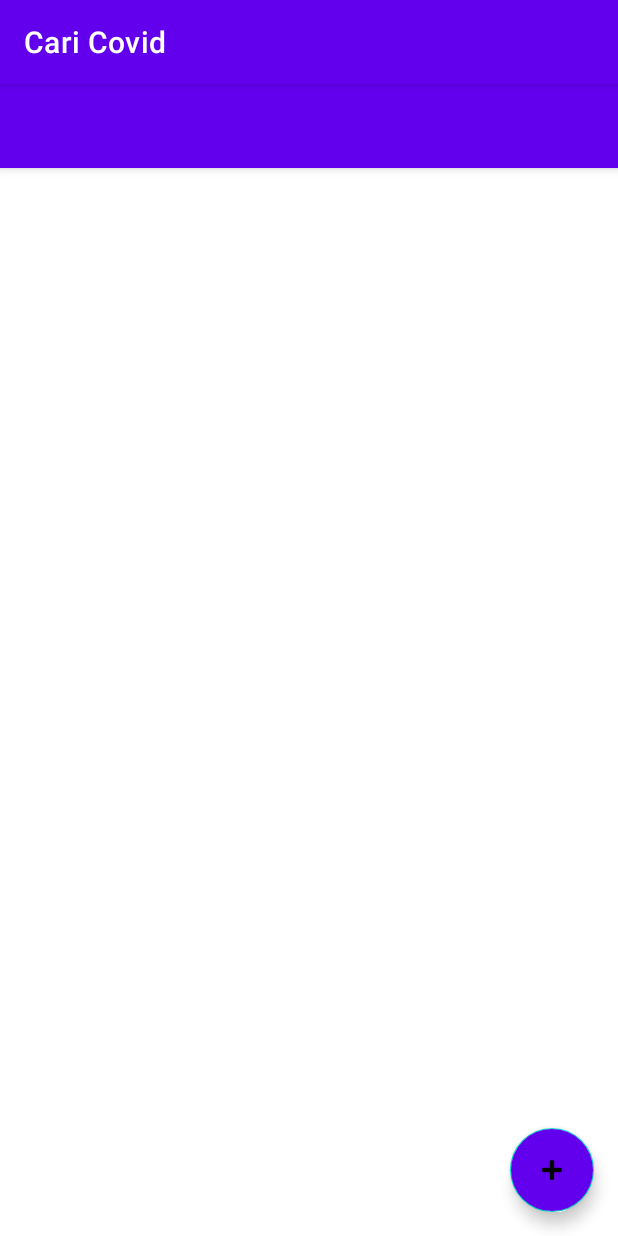
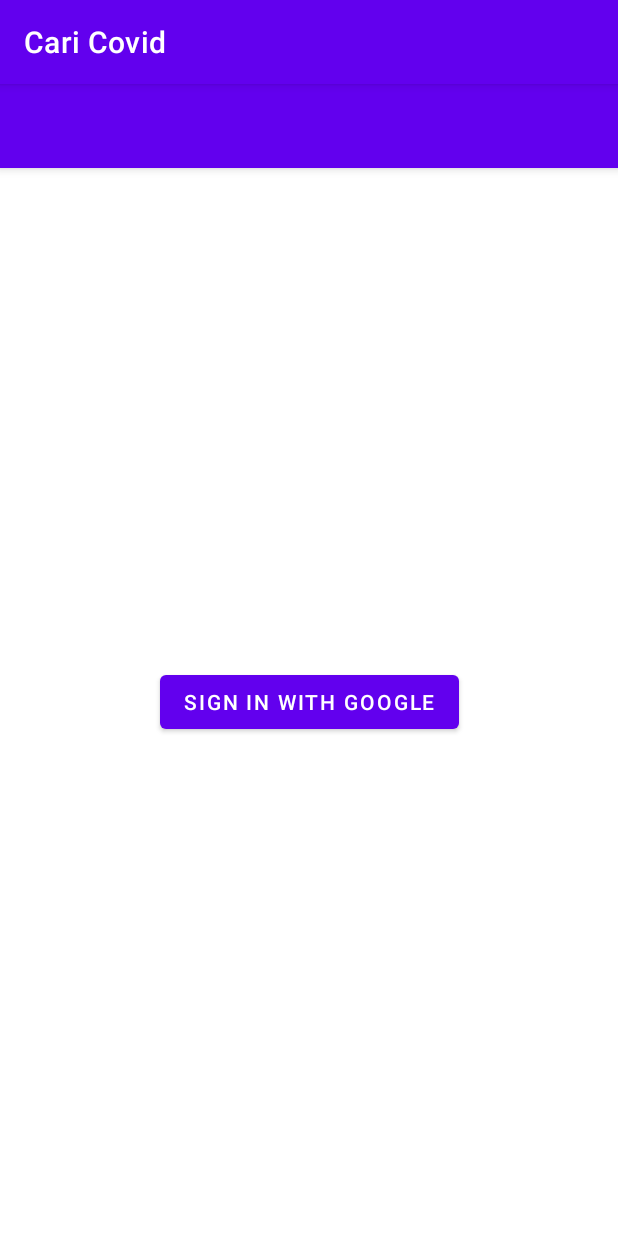
Before and after one commit to ghansagita98/CariCovid4, an Android app built with Jetpack Compose: the screen it shows after launch (MainActivity before the commit, LoginActivity after it), on a phone screen of 412 x 824 dp. Run offline under Robolectric (Android 15) with nearby library versions, the phone set to English and light mode, and no system bars.

Commit message:
adding login activity with google auth

```diff
--- a/app/build.gradle.kts
+++ b/app/build.gradle.kts
@@ -11,7 +11,7 @@ android {
 
     defaultConfig {
         applicationId = "com.example.caricovid"
-        minSdk = 21
+        minSdk = 23
         targetSdk = 34
         versionCode = 1
         versionName = "1.0"
@@ -60,6 +60,8 @@ dependencies {
     implementation("androidx.lifecycle:lifecycle-livedata-ktx:2.6.2")
     implementation("androidx.lifecycle:lifecycle-viewmodel-ktx:2.6.2")
     implementation("androidx.room:room-runtime:2.5.2")
+    implementation(libs.androidx.activity)
+    implementation(libs.firebase.auth.ktx)
     kapt("androidx.room:room-compiler:2.5.2")
     annotationProcessor("androidx.room:room-compiler:2.5.2")
     implementation("org.jetbrains.kotlinx:kotlinx-coroutines-android:1.6.4")
--- /dev/null
+++ b/app/src/main/java/com/example/caricovid/LoginActivity.kt
@@ -0,0 +1,126 @@
+package com.example.caricovid
+
+import android.content.ContentValues.TAG
+import android.content.Intent
+import android.os.Bundle
+import android.util.Base64
+import android.util.Log
+import android.widget.Button
+import androidx.activity.enableEdgeToEdge
+import androidx.appcompat.app.AppCompatActivity
+import androidx.core.view.ViewCompat
+import androidx.core.view.WindowInsetsCompat
+import androidx.credentials.CredentialManager
+import androidx.credentials.CustomCredential
+import androidx.credentials.GetCredentialRequest
+import androidx.credentials.GetCredentialResponse
+import androidx.credentials.PasswordCredential
+import androidx.credentials.PublicKeyCredential
+import androidx.credentials.exceptions.GetCredentialException
+import com.example.caricovid.databinding.ActivityLoginBinding
+import com.google.android.libraries.identity.googleid.GetGoogleIdOption
+import com.google.android.libraries.identity.googleid.GetSignInWithGoogleOption
+import com.google.android.libraries.identity.googleid.GoogleIdTokenCredential
+import com.google.android.libraries.identity.googleid.GoogleIdTokenParsingException
+import kotlinx.coroutines.CoroutineScope
+import kotlinx.coroutines.Dispatchers
+import kotlinx.coroutines.launch
+import java.security.SecureRandom
+
+class LoginActivity : AppCompatActivity() {
+
+    private lateinit var signInWithGoogleOption: GetSignInWithGoogleOption
+    private lateinit var credentialManager: CredentialManager
+
+    override fun onCreate(savedInstanceState: Bundle?) {
+        super.onCreate(savedInstanceState)
+        enableEdgeToEdge()
+        setContentView(R.layout.activity_login)
+        ViewCompat.setOnApplyWindowInsetsListener(findViewById(R.id.main)) { v, insets ->
+            val systemBars = insets.getInsets(WindowInsetsCompat.Type.systemBars())
+            v.setPadding(systemBars.left, systemBars.top, systemBars.right, systemBars.bottom)
+            insets
+        }
+
+        credentialManager = CredentialManager.create(this)
+
+        signInWithGoogleOption = GetSignInWithGoogleOption
+            .Builder(getString(R.string.web_client_id))
+            .setNonce(generateNonce())
+        .build()
+
+        findViewById<Button>(R.id.googleSignInButton).setOnClickListener {
+            signInWithGoogle()
+        }
+
+    }
+
+    fun generateNonce(): String {
+        val nonceBytes = ByteArray(32)
+        SecureRandom().nextBytes(nonceBytes)  // Generate cryptographically strong random bytes
+        return Base64.encodeToString(nonceBytes, Base64.NO_WRAP or Base64.NO_PADDING or Base64.URL_SAFE)
+    }
+
+    private fun signInWithGoogle() {
+        val request = GetCredentialRequest.Builder()
+            .addCredentialOption(signInWithGoogleOption)
+            .build()
+
+        CoroutineScope(Dispatchers.Main).launch {
+            try {
+                val result = credentialManager.getCredential(
+                    request = request,
+                    context = this@LoginActivity
+                )
+                handleSignIn(result)
+            } catch (e: GetCredentialException) {
+                handleFailure(e)
+            }
+        }
+    }
+
+    fun handleSignIn(result: GetCredentialResponse) {
+        // Handle the successfully returned credential.
+        val credential = result.credential
+
+        when (credential) {
+            is CustomCredential -> {
+                if (credential.type == GoogleIdTokenCredential.TYPE_GOOGLE_ID_TOKEN_CREDENTIAL) {
+                    try {
+                        // Use googleIdTokenCredential and extract id to validate and
+                        // authenticate on your server.
+                        val googleIdTokenCredential = GoogleIdTokenCredential
+                            .createFrom(credential.data)
+                        val idToken = googleIdTokenCredential.idToken
+
+                        // Log token (You should send this to your backend)
+                        Log.d("LoginActivity", "Google ID Token: $idToken")
+
+                        // ✅ Navigate to MainActivity after successful sign-in
+                        val intent = Intent(this, MainActivity::class.java)
+                        intent.flags = Intent.FLAG_ACTIVITY_NEW_TASK or Intent.FLAG_ACTIVITY_CLEAR_TASK
+                        startActivity(intent)
+                        finish() // Finish LoginActivity so the user can't go back to it
+
+                    } catch (e: GoogleIdTokenParsingException) {
+                        Log.e(TAG, "Received an invalid google id token response", e)
+                    }
+                }
+                else {
+                    // Catch any unrecognized credential type here.
+                    Log.e(TAG, "Unexpected type of credential")
+                }
+            }
+
+            else -> {
+                // Catch any unrecognized credential type here.
+                Log.e(TAG, "Unexpected type of credential")
+            }
+        }
+    }
+
+    private fun handleFailure(e: GetCredentialException) {
+        Log.e("LoginActivity", "Sign-in failed", e)
+    }
+
+}
--- /dev/null
+++ b/app/src/main/res/layout/activity_login.xml
@@ -0,0 +1,34 @@
+<?xml version="1.0" encoding="utf-8"?>
+<androidx.constraintlayout.widget.ConstraintLayout xmlns:android="http://schemas.android.com/apk/res/android"
+    xmlns:app="http://schemas.android.com/apk/res-auto"
+    xmlns:tools="http://schemas.android.com/tools"
+    android:id="@+id/main"
+    android:layout_width="match_parent"
+    android:layout_height="match_parent"
+    tools:context=".LoginActivity">
+
+    <!-- Toolbar -->
+    <androidx.appcompat.widget.Toolbar
+        android:id="@+id/toolbar"
+        android:layout_width="0dp"
+        android:layout_height="wrap_content"
+        android:background="?attr/colorPrimary"
+        android:elevation="4dp"
+        android:title="LoginCariCovid"
+        android:titleTextColor="@color/white"
+        app:layout_constraintTop_toTopOf="parent"
+        app:layout_constraintStart_toStartOf="parent"
+        app:layout_constraintEnd_toEndOf="parent" />
+
+    <Button
+        android:id="@+id/googleSignInButton"
+        android:layout_width="wrap_content"
+        android:layout_height="wrap_content"
+        android:text="Sign in with Google"
+        app:layout_constraintBottom_toBottomOf="parent"
+        app:layout_constraintEnd_toEndOf="parent"
+        app:layout_constraintStart_toStartOf="parent"
+        app:layout_constraintTop_toBottomOf="@+id/toolbar" />
+
+
+</androidx.constraintlayout.widget.ConstraintLayout>
--- a/app/src/main/res/values/strings.xml
+++ b/app/src/main/res/values/strings.xml
@@ -1,4 +1,6 @@
 <resources>
     <string name="app_name">Cari Covid</string>
     <string name="add_data">Tambah Data</string>
+    <string name="web_client_id">841355623909-lkfek17o5k7htp7p72sln5ruj25966cf.apps.googleusercontent.com</string>
+    <string name="login_page_name">Login Cari Covid</string>
 </resources>
--- a/gradle/libs.versions.toml
+++ b/gradle/libs.versions.toml
@@ -12,6 +12,8 @@ composeBom = "2024.04.01"
 appcompat = "1.7.0"
 constraintlayout = "2.2.0"
 material = "1.12.0"
+activity = "1.10.0"
+firebaseAuthKtx = "23.1.0"
 
 [libraries]
 androidx-core-ktx = { group = "androidx.core", name = "core-ktx", version.ref = "coreKtx" }
@@ -32,6 +34,8 @@ androidx-appcompat = { group = "androidx.appcompat", name = "appcompat", version
 androidx-constraintlayout = { group = "androidx.constraintlayout", name = "constraintlayout", version.ref = "constraintlayout" }
 kotlin-stdlib = { module = "org.jetbrains.kotlin:kotlin-stdlib", version.ref = "kotlinStdlib" }
 material = { group = "com.google.android.material", name = "material", version.ref = "material" }
+androidx-activity = { group = "androidx.activity", name = "activity", version.ref = "activity" }
+firebase-auth-ktx = { group = "com.google.firebase", name = "firebase-auth-ktx", version.ref = "firebaseAuthKtx" }
 
 [plugins]
 android-application = { id = "com.android.application", version.ref = "agp" }
```
Also changed, not shown: app/src/main/AndroidManifest.xml (+7 -0 lines).
